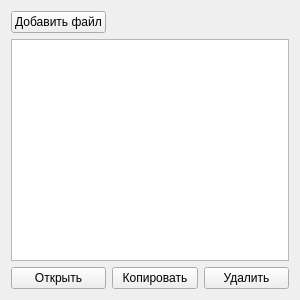
enterin79/graduate_work, file testpr1/filelog.ui: the form before one commit.
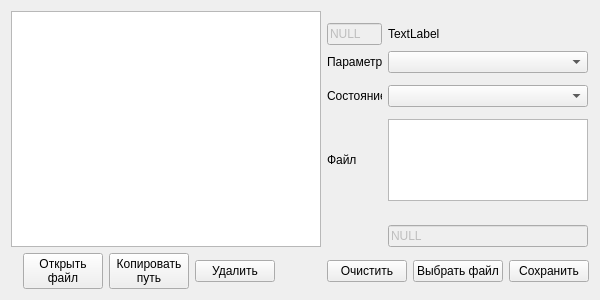
The form after the commit. Custom widgets are drawn as their Qt base class.

```diff
--- a/testpr1/filelog.ui
+++ b/testpr1/filelog.ui
@@ -6,19 +6,19 @@
    <rect>
     <x>0</x>
     <y>0</y>
-    <width>300</width>
+    <width>600</width>
     <height>300</height>
    </rect>
   </property>
   <property name="minimumSize">
    <size>
-    <width>300</width>
+    <width>600</width>
     <height>300</height>
    </size>
   </property>
   <property name="maximumSize">
    <size>
-    <width>300</width>
+    <width>600</width>
     <height>300</height>
    </size>
   </property>
@@ -26,15 +26,200 @@
    <string>Прикрепленные файлы</string>
   </property>
   <layout class="QGridLayout" name="gridLayout">
-   <item row="2" column="0">
+   <item row="3" column="9">
+    <widget class="QLabel" name="lrownum">
+     <property name="maximumSize">
+      <size>
+       <width>200</width>
+       <height>16777215</height>
+      </size>
+     </property>
+     <property name="text">
+      <string>TextLabel</string>
+     </property>
+    </widget>
+   </item>
+   <item row="4" column="8">
+    <widget class="QLabel" name="label">
+     <property name="minimumSize">
+      <size>
+       <width>55</width>
+       <height>20</height>
+      </size>
+     </property>
+     <property name="maximumSize">
+      <size>
+       <width>55</width>
+       <height>20</height>
+      </size>
+     </property>
+     <property name="text">
+      <string>Параметр</string>
+     </property>
+    </widget>
+   </item>
+   <item row="6" column="9">
+    <widget class="QComboBox" name="cbCondParm">
+     <property name="maximumSize">
+      <size>
+       <width>200</width>
+       <height>16777215</height>
+      </size>
+     </property>
+    </widget>
+   </item>
+   <item row="3" column="8">
+    <widget class="QLineEdit" name="leLogID">
+     <property name="enabled">
+      <bool>false</bool>
+     </property>
+     <property name="minimumSize">
+      <size>
+       <width>0</width>
+       <height>0</height>
+      </size>
+     </property>
+     <property name="maximumSize">
+      <size>
+       <width>55</width>
+       <height>16777215</height>
+      </size>
+     </property>
+     <property name="text">
+      <string>NULL</string>
+     </property>
+    </widget>
+   </item>
+   <item row="4" column="9">
+    <widget class="ComboBoxForDB" name="cbNameParm">
+     <property name="maximumSize">
+      <size>
+       <width>200</width>
+       <height>16777215</height>
+      </size>
+     </property>
+    </widget>
+   </item>
+   <item row="12" column="9">
+    <widget class="QLineEdit" name="leFiletableID">
+     <property name="enabled">
+      <bool>false</bool>
+     </property>
+     <property name="maximumSize">
+      <size>
+       <width>200</width>
+       <height>16777215</height>
+      </size>
+     </property>
+     <property name="text">
+      <string>NULL</string>
+     </property>
+    </widget>
+   </item>
+   <item row="8" column="9">
+    <widget class="QPlainTextEdit" name="leFileParm">
+     <property name="maximumSize">
+      <size>
+       <width>200</width>
+       <height>16777215</height>
+      </size>
+     </property>
+     <property name="readOnly">
+      <bool>true</bool>
+     </property>
+    </widget>
+   </item>
+   <item row="6" column="8">
+    <widget class="QLabel" name="label_2">
+     <property name="minimumSize">
+      <size>
+       <width>55</width>
+       <height>20</height>
+      </size>
+     </property>
+     <property name="maximumSize">
+      <size>
+       <width>55</width>
+       <height>20</height>
+      </size>
+     </property>
+     <property name="text">
+      <string>Состояние</string>
+     </property>
+    </widget>
+   </item>
+   <item row="13" column="8" colspan="2">
+    <layout class="QHBoxLayout" name="horizontalLayout_2">
+     <item>
+      <widget class="QPushButton" name="newRow">
+       <property name="text">
+        <string>Очистить</string>
+       </property>
+      </widget>
+     </item>
+     <item>
+      <widget class="QPushButton" name="selectFile">
+       <property name="text">
+        <string>Выбрать файл</string>
+       </property>
+      </widget>
+     </item>
+     <item>
+      <widget class="QPushButton" name="saveParm">
+       <property name="text">
+        <string>Сохранить</string>
+       </property>
+      </widget>
+     </item>
+    </layout>
+   </item>
+   <item row="8" column="8">
+    <widget class="QLabel" name="label_3">
+     <property name="minimumSize">
+      <size>
+       <width>55</width>
+       <height>20</height>
+      </size>
+     </property>
+     <property name="maximumSize">
+      <size>
+       <width>55</width>
+       <height>20</height>
+      </size>
+     </property>
+     <property name="text">
+      <string>Файл</string>
+     </property>
+    </widget>
+   </item>
+   <item row="13" column="3">
+    <widget class="QPushButton" name="deleteFile">
+     <property name="text">
+      <string>Удалить</string>
+     </property>
+    </widget>
+   </item>
+   <item row="13" column="2">
+    <widget class="QPushButton" name="copy">
+     <property name="text">
+      <string>Копировать
+путь</string>
+     </property>
+    </widget>
+   </item>
+   <item row="13" column="1">
     <widget class="QPushButton" name="openFile">
      <property name="text">
-      <string>Открыть</string>
+      <string>Открыть
+файл</string>
      </property>
     </widget>
    </item>
-   <item row="1" column="0" colspan="3">
+   <item row="1" column="0" rowspan="12" colspan="8">
     <widget class="QTableView" name="tvFiles">
+     <property name="enabled">
+      <bool>true</bool>
+     </property>
      <property name="autoScroll">
       <bool>true</bool>
      </property>
@@ -53,31 +238,20 @@
      <attribute name="horizontalHeaderStretchLastSection">
       <bool>true</bool>
      </attribute>
-    </widget>
-   </item>
-   <item row="2" column="2">
-    <widget class="QPushButton" name="deleteFile">
-     <property name="text">
-      <string>Удалить</string>
-     </property>
-    </widget>
-   </item>
-   <item row="0" column="0">
-    <widget class="QPushButton" name="selectFile">
-     <property name="text">
-      <string>Добавить файл</string>
-     </property>
-    </widget>
-   </item>
-   <item row="2" column="1">
-    <widget class="QPushButton" name="copy">
-     <property name="text">
-      <string>Копировать</string>
-     </property>
+     <attribute name="verticalHeaderVisible">
+      <bool>false</bool>
+     </attribute>
     </widget>
    </item>
   </layout>
  </widget>
+ <customwidgets>
+  <customwidget>
+   <class>ComboBoxForDB</class>
+   <extends>QComboBox</extends>
+   <header>comboboxfordb.h</header>
+  </customwidget>
+ </customwidgets>
  <resources/>
  <connections/>
 </ui>
```
